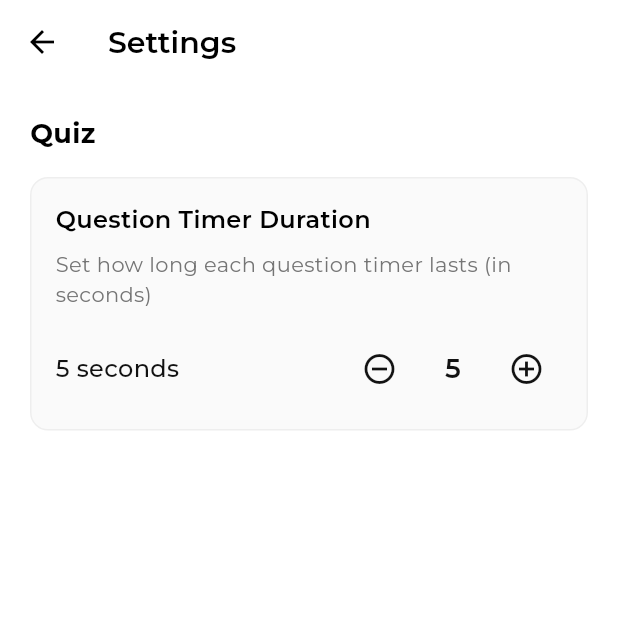
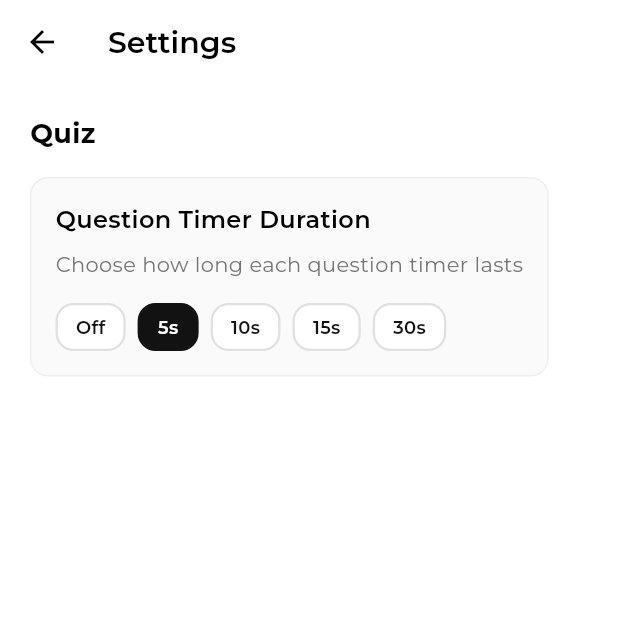
Before and after one commit to vsriharsha814/FaithCircle, a Flutter app: the SettingsScreen screen opened directly, on a phone screen of 412 x 824 dp, the top half of it. Run offline on Flutter 3.47's test engine with Material 3 defaults, Android fonts, the phone set to English and light mode, and no system bars; our stand-ins replace flutter_dotenv, google_fonts, google_sign_in, shared_preferences; accounts and stored records are empty.

Commit message:
change the timer setting design

```diff
--- a/lib/screens/quiz_game_screen.dart
+++ b/lib/screens/quiz_game_screen.dart
@@ -44,11 +44,15 @@ class _QuizGameScreenState extends State<QuizGameScreen> {
         _timerDuration = duration;
         _remainingTime = duration;
       });
+      if (duration > 0) {
         _startTimer();
+      }
     }
   }
 
   void _startTimer() {
+    if (_timerDuration <= 0) return;
+
     _timer?.cancel();
     setState(() {
       _remainingTime = _timerDuration;
@@ -82,7 +86,9 @@ class _QuizGameScreenState extends State<QuizGameScreen> {
       _hasAnswered = false;
       _correctAnswers = 0;
     });
+    if (_timerDuration > 0) {
       _startTimer();
+    }
   }
 
   void _selectAnswer(int index) {
@@ -113,7 +119,9 @@ class _QuizGameScreenState extends State<QuizGameScreen> {
         _selectedAnswerIndex = null;
         _hasAnswered = false;
       });
+      if (_timerDuration > 0) {
         _startTimer();
+      }
     } else {
       _showResults();
     }
@@ -345,6 +353,7 @@ class _QuizGameScreenState extends State<QuizGameScreen> {
                   ),
                 ],
               ),
+              if (_timerDuration > 0) ...[
                 const SizedBox(height: 12),
                 // Timer Progress Bar
                 Row(
@@ -379,6 +388,7 @@ class _QuizGameScreenState extends State<QuizGameScreen> {
                     ),
                   ],
                 ),
+              ],
               const SizedBox(height: 24),
               // Category Label
               Container(
--- a/lib/screens/settings_screen.dart
+++ b/lib/screens/settings_screen.dart
@@ -33,9 +33,12 @@ class _SettingsScreenState extends State<SettingsScreen> {
       setState(() {
         _quizTimerDuration = seconds;
       });
+      final message = seconds == 0
+          ? 'Timer turned off'
+          : 'Timer duration set to $seconds seconds';
       ScaffoldMessenger.of(context).showSnackBar(
         SnackBar(
-          content: Text('Timer duration set to $seconds seconds'),
+          content: Text(message),
           backgroundColor: Colors.green,
           duration: const Duration(seconds: 2),
         ),
@@ -93,6 +96,8 @@ class _SettingsScreenState extends State<SettingsScreen> {
   }
 
   Widget _buildQuizTimerSetting() {
+    final timerOptions = [0, 5, 10, 15, 30];
+
     return Container(
       padding: const EdgeInsets.all(16),
       decoration: BoxDecoration(
@@ -113,60 +118,50 @@ class _SettingsScreenState extends State<SettingsScreen> {
           ),
           const SizedBox(height: 8),
           Text(
-            'Set how long each question timer lasts (in seconds)',
+            'Choose how long each question timer lasts',
             style: GoogleFonts.montserrat(
               fontSize: 14,
               color: Colors.grey.shade600,
             ),
           ),
           const SizedBox(height: 16),
-          Row(
-            children: [
-              Expanded(
-                child: Text(
-                  '$_quizTimerDuration seconds',
-                  style: GoogleFonts.montserrat(
-                    fontSize: 16,
-                    fontWeight: FontWeight.w500,
-                    color: const Color(0xFF121212),
+          Wrap(
+            spacing: 8,
+            runSpacing: 8,
+            children: timerOptions.map((seconds) {
+              final isSelected = _quizTimerDuration == seconds;
+              final label = seconds == 0 ? 'Off' : '${seconds}s';
+
+              return InkWell(
+                onTap: () => _saveQuizTimerDuration(seconds),
+                borderRadius: BorderRadius.circular(12),
+                child: Container(
+                  padding: const EdgeInsets.symmetric(horizontal: 12, vertical: 6),
+                  decoration: BoxDecoration(
+                    color: isSelected
+                        ? const Color(0xFF121212)
+                        : Colors.white,
+                    borderRadius: BorderRadius.circular(12),
+                    border: Border.all(
+                      color: isSelected
+                          ? const Color(0xFF121212)
+                          : Colors.grey.shade300,
+                      width: 1.5,
+                    ),
+                  ),
+                  child: Text(
+                    label,
+                    style: GoogleFonts.montserrat(
+                      fontSize: 12,
+                      fontWeight: FontWeight.w600,
+                      color: isSelected
+                          ? Colors.white
+                          : const Color(0xFF121212),
+                    ),
                   ),
                 ),
-              ),
-              Row(
-                children: [
-                  IconButton(
-                    onPressed: _quizTimerDuration > 1
-                        ? () => _saveQuizTimerDuration(_quizTimerDuration - 1)
-                        : null,
-                    icon: const Icon(Icons.remove_circle_outline),
-                    color: _quizTimerDuration > 1
-                        ? const Color(0xFF121212)
-                        : Colors.grey,
-                  ),
-                  Container(
-                    width: 50,
-                    alignment: Alignment.center,
-                    child: Text(
-                      '$_quizTimerDuration',
-                      style: GoogleFonts.montserrat(
-                        fontSize: 18,
-                        fontWeight: FontWeight.w600,
-                        color: const Color(0xFF121212),
-                      ),
-                    ),
-                  ),
-                  IconButton(
-                    onPressed: _quizTimerDuration < 60
-                        ? () => _saveQuizTimerDuration(_quizTimerDuration + 1)
-                        : null,
-                    icon: const Icon(Icons.add_circle_outline),
-                    color: _quizTimerDuration < 60
-                        ? const Color(0xFF121212)
-                        : Colors.grey,
-                  ),
-                ],
-              ),
-            ],
+              );
+            }).toList(),
           ),
         ],
       ),
--- a/lib/services/settings_service.dart
+++ b/lib/services/settings_service.dart
@@ -5,8 +5,13 @@ class SettingsService {
   static const int _defaultTimerDuration = 5; // seconds
 
   /// Get the quiz timer duration in seconds
+  /// Returns the saved value or default (5 seconds)
   static Future<int> getQuizTimerDuration() async {
     final prefs = await SharedPreferences.getInstance();
+    if (!prefs.containsKey(_quizTimerDurationKey)) {
+      // If no value is saved, save the default
+      await prefs.setInt(_quizTimerDurationKey, _defaultTimerDuration);
+    }
     return prefs.getInt(_quizTimerDurationKey) ?? _defaultTimerDuration;
   }
 
```
Lines whose indentation alone changed are shown as unchanged.
